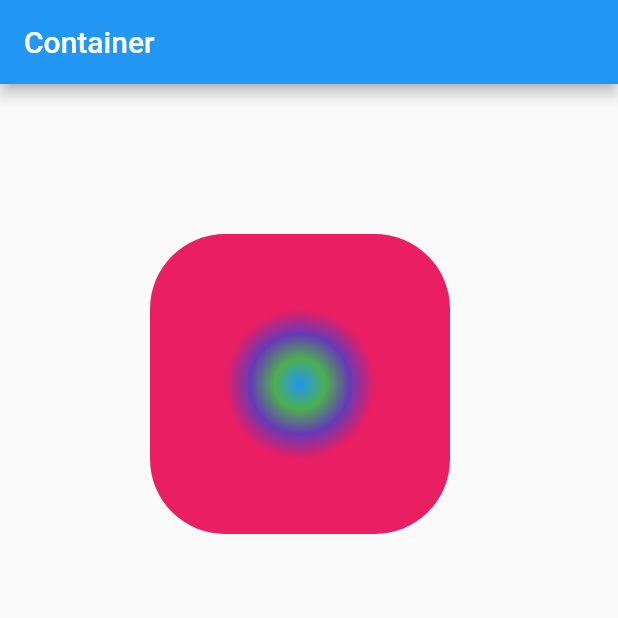
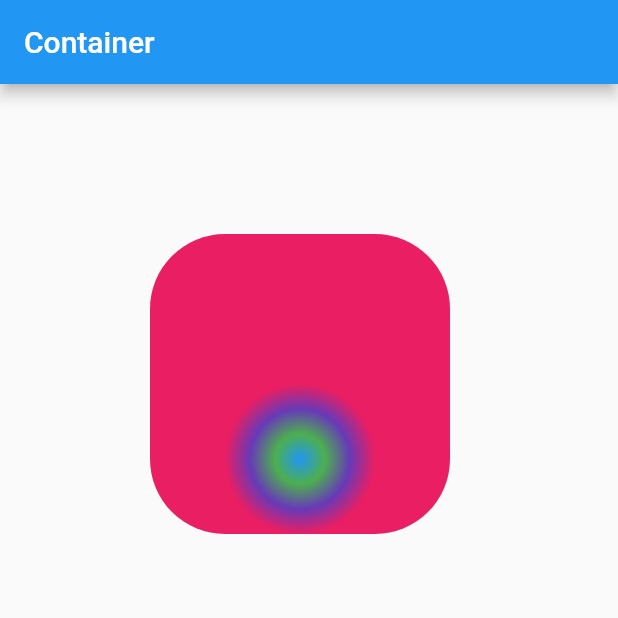
Before and after one commit to MonikaSliciute/hello-layouts, a Flutter app: the screen it shows after launch, on a phone screen of 412 x 824 dp, the top half of it. Run offline on Flutter 3.47's test engine with Material 2 defaults, Android fonts, the phone set to English and light mode, and no system bars.

Commit message:
moved the gardient to the bottom center

```diff
--- a/lib/main.dart
+++ b/lib/main.dart
@@ -24,6 +24,7 @@ class MyApp extends StatelessWidget {
                 gradient: RadialGradient(
                   tileMode: TileMode.clamp,
                   radius: 0.25,
+                  center: Alignment(0.0, 0.5),
                   colors: [
                     Colors.blue,
                     Colors.green,
```
